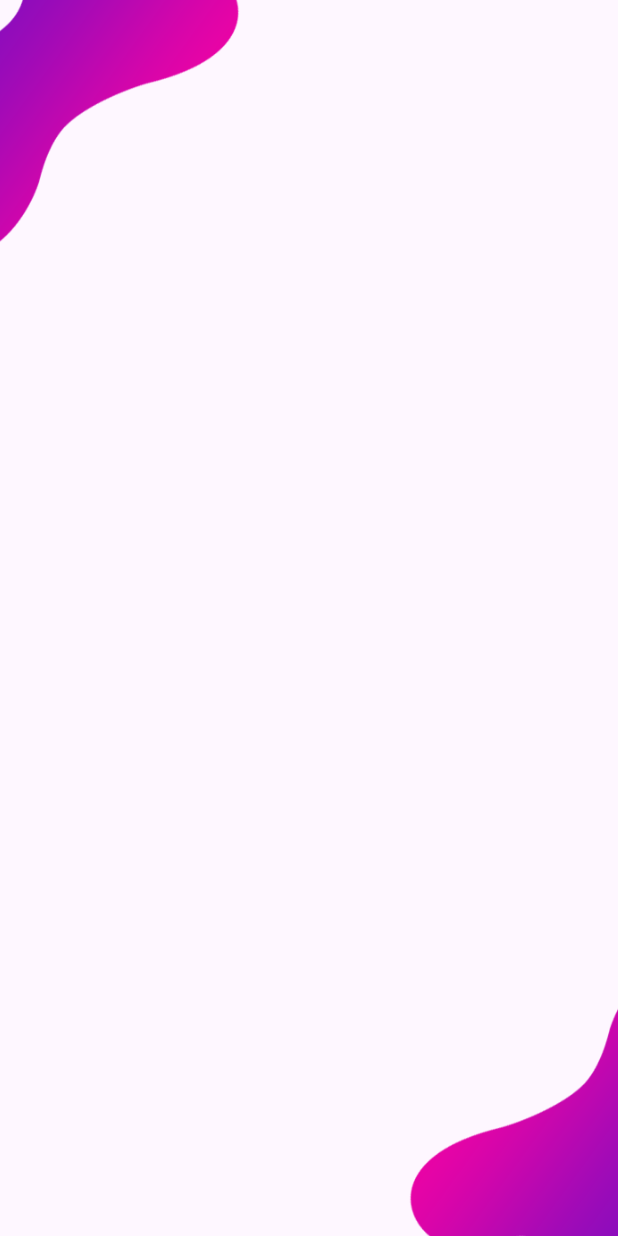
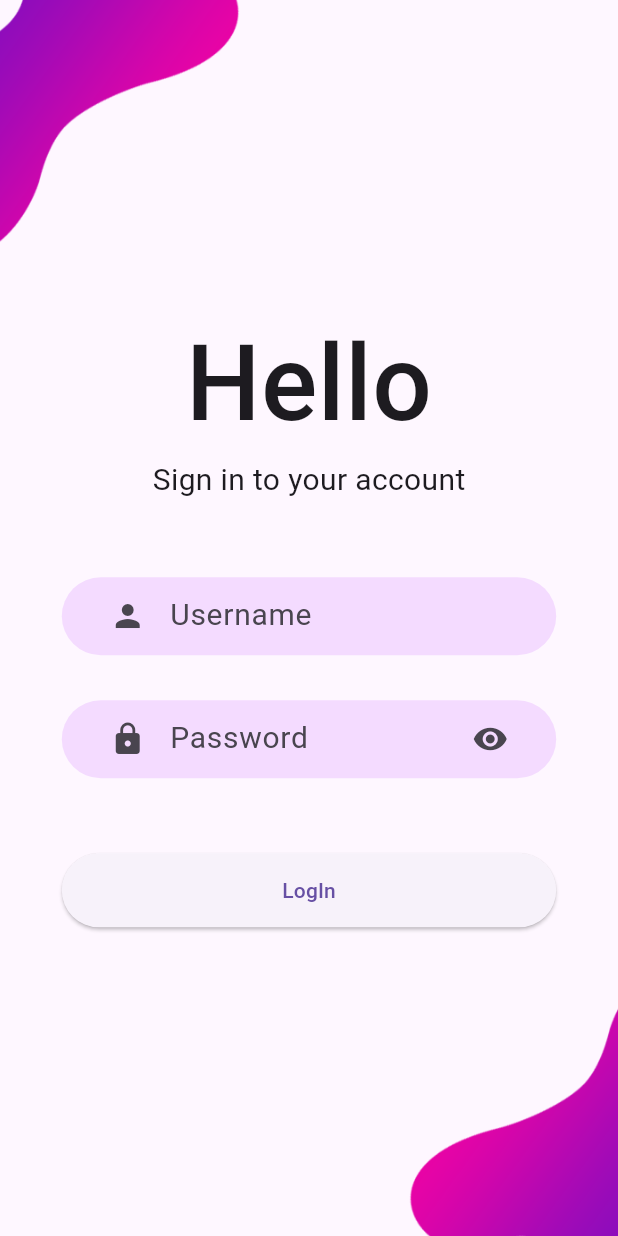
Before and after one commit to meetshaheer/Log-In-Sign-Up-UI, a Flutter app: the screen it shows after launch, on a phone screen of 412 x 824 dp. Run offline on Flutter 3.47's test engine with Material 3 defaults, Android fonts, the phone set to English and light mode, and no system bars.

Commit message:
updaed with Login UI

```diff
--- a/login/lib/LoginScreen/components/background.dart
+++ b/login/lib/LoginScreen/components/background.dart
@@ -3,7 +3,10 @@ import 'package:flutter/material.dart';
 class background extends StatelessWidget {
   const background({
     super.key,
+    required this.child,
   });
+
+  final Widget child;
 
   @override
   Widget build(BuildContext context) {
@@ -31,6 +34,7 @@ class background extends StatelessWidget {
               width: size.width * 0.6,
             ),
           ),
+          child
         ],
       ),
     );
--- a/login/lib/LoginScreen/components/body.dart
+++ b/login/lib/LoginScreen/components/body.dart
@@ -1,13 +1,86 @@
 import 'package:flutter/material.dart';
 import 'package:login/LoginScreen/components/background.dart';
+import 'package:login/LoginScreen/components/textfield.dart';
 
-class body extends StatelessWidget {
+class body extends StatefulWidget {
   const body({
     super.key,
   });
 
   @override
+  State<body> createState() => _bodyState();
+}
+
+class _bodyState extends State<body> {
+  bool issecure = true;
+  void initState() {
+    issecure = false;
+
+    // TODO: implement initState
+    super.initState();
+  }
+
+  @override
+  @override
   Widget build(BuildContext context) {
-    return background();
+    Size size = MediaQuery.of(context).size;
+
+    return background(
+        child: SafeArea(
+      child: SingleChildScrollView(
+        child: Column(
+          mainAxisAlignment: MainAxisAlignment.start,
+          children: [
+            const SizedBox(),
+            const Text(
+              "Hello",
+              style: TextStyle(
+                fontWeight: FontWeight.w500,
+                fontSize: 70,
+              ),
+            ),
+            Text(
+              "Sign in to your account",
+              style: TextStyle(fontSize: 20),
+            ),
+            SizedBox(
+              height: 50,
+            ),
+            textfield(hinttext: "Username", prefix_icon: Icon(Icons.person)),
+            SizedBox(
+              height: 30,
+            ),
+            textfield(
+              hinttext: "Password",
+              prefix_icon: Icon(Icons.lock),
+              is_secure: !issecure,
+              postfix_icon: IconButton(
+                onPressed: () {
+                  setState(() {
+                    issecure = !issecure;
+                  });
+                },
+                icon: Icon(
+                  Icons.remove_red_eye,
+                ),
+              ),
+            ),
+            SizedBox(
+              height: 50,
+            ),
+            SizedBox(
+              height: size.height * 0.06,
+              width: size.width * 0.8,
+              child: ElevatedButton(
+                onPressed: () {
+                  setState(() {});
+                },
+                child: Text("LogIn"),
+              ),
+            )
+          ],
+        ),
+      ),
+    ));
   }
 }
--- /dev/null
+++ b/login/lib/LoginScreen/components/textfield.dart
@@ -0,0 +1,59 @@
+import 'package:flutter/material.dart';
+
+class textfield extends StatelessWidget {
+  const textfield({
+    super.key,
+    required this.hinttext,
+    required this.prefix_icon,
+    this.postfix_icon,
+    this.is_secure,
+  });
+  final String hinttext;
+  final Icon prefix_icon;
+  final IconButton? postfix_icon;
+  final bool? is_secure;
+
+  void valuechange() {}
+
+  @override
+  Widget build(BuildContext context) {
+    return textFieldContainer(
+      child: TextField(
+        obscureText: is_secure ?? false,
+        cursorWidth: 1,
+        style: const TextStyle(
+          fontSize: 20,
+        ),
+        cursorColor: Colors.grey,
+        decoration: InputDecoration(
+            hintText: hinttext,
+            border: InputBorder.none,
+            prefixIcon: prefix_icon,
+            suffixIcon: postfix_icon),
+      ),
+    );
+  }
+}
+
+class textFieldContainer extends StatelessWidget {
+  const textFieldContainer({
+    super.key,
+    required this.child,
+  });
+
+  final Widget child;
+
+  @override
+  Widget build(BuildContext context) {
+    Size size = MediaQuery.of(context).size;
+    return Container(
+      width: size.width * 0.8,
+      padding: EdgeInsets.symmetric(horizontal: 20, vertical: 02),
+      decoration: BoxDecoration(
+        borderRadius: BorderRadius.circular(30),
+        color: Color.fromARGB(255, 244, 219, 255),
+      ),
+      child: child,
+    );
+  }
+}
```
